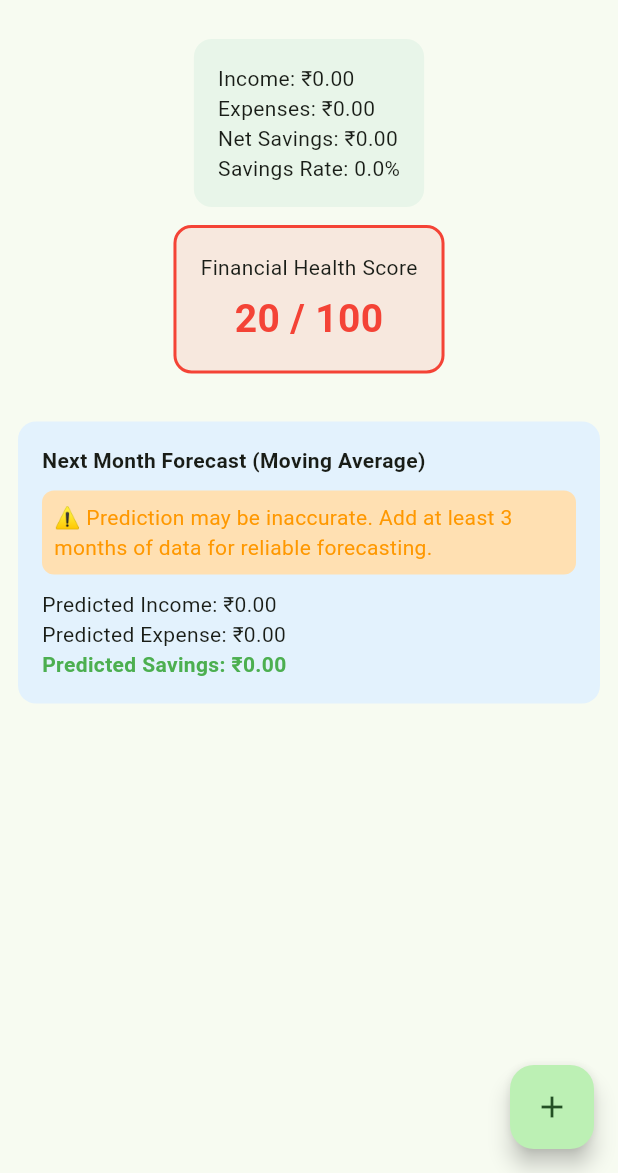
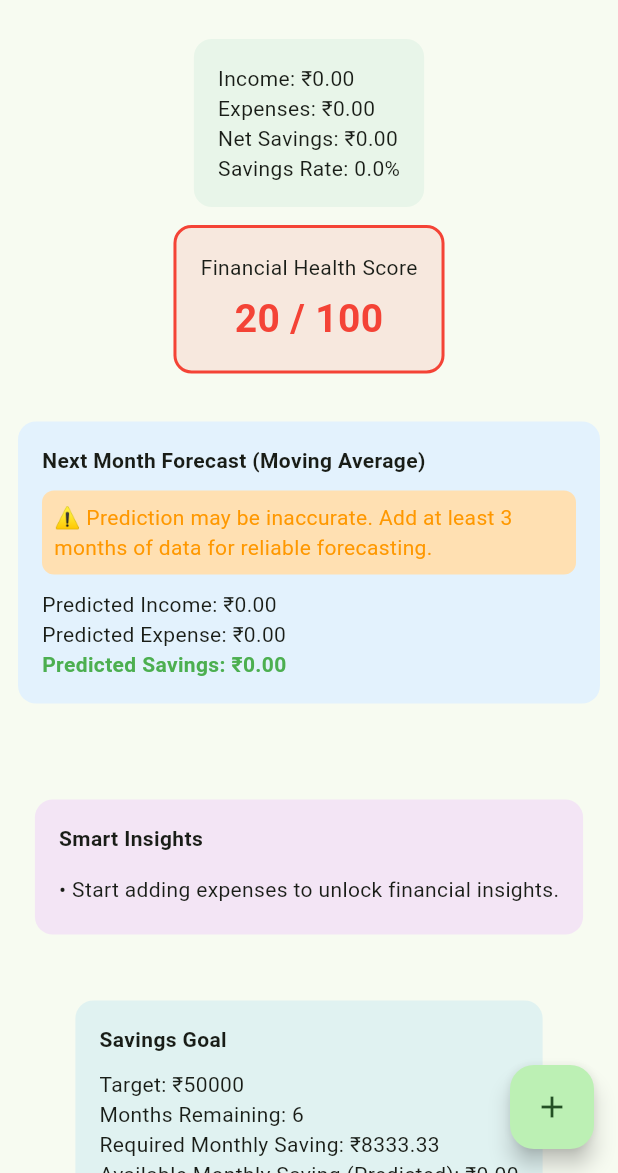
Before and after one commit to ML-CoderX/Cashlio---AI, a Flutter app: the screen it shows after launch, on a phone screen of 412 x 824 dp, the part 63-1236 px from its top. Run offline on Flutter 3.47's test engine with Material 3 defaults, Android fonts, the phone set to English and light mode, and no system bars; our stand-ins replace sqflite; accounts and stored records are empty.

Commit message:
Add insights and savings goal features to dashboard

```diff
--- /dev/null
+++ b/lib/core/ai_engine/goal_analyzer.dart
@@ -0,0 +1,33 @@
+import '../models/goal_model.dart';
+import 'financial_analyzer.dart';
+
+class GoalAnalyzer {
+  final FinancialGoal goal;
+  final FinancialAnalyzer analyzer;
+
+  GoalAnalyzer({
+    required this.goal,
+    required this.analyzer,
+  });
+
+  double get requiredMonthlySaving =>
+      goal.targetAmount / goal.monthsRemaining;
+
+  double get availableMonthlySaving =>
+      analyzer.predictedSavings;
+
+  double get stressIndex =>
+      availableMonthlySaving == 0
+          ? double.infinity
+          : requiredMonthlySaving / availableMonthlySaving;
+
+  String get status {
+    if (availableMonthlySaving <= 0) {
+      return "Unrealistic";
+    }
+    if (stressIndex <= 0.7) return "On Track";
+    if (stressIndex <= 1.0) return "Tight";
+    if (stressIndex <= 1.5) return "Risky";
+    return "Unrealistic";
+  }
+}
--- /dev/null
+++ b/lib/core/ai_engine/insight_engine.dart
@@ -0,0 +1,62 @@
+import '../models/expense_model.dart';
+import 'financial_analyzer.dart';
+
+class InsightEngine {
+  final List<Expense> expenses;
+  final FinancialAnalyzer analyzer;
+
+  InsightEngine(this.expenses)
+      : analyzer = FinancialAnalyzer(expenses);
+
+  List<String> generateInsights() {
+    List<String> insights = [];
+
+    if (expenses.isEmpty) {
+      insights.add("Start adding expenses to unlock financial insights.");
+      return insights;
+    }
+
+    // 1️⃣ Savings Rate Insight
+    if (analyzer.savingsRate < 10) {
+      insights.add(
+          "Your savings rate is below 10%. Consider reducing non-essential spending.");
+    } else if (analyzer.savingsRate >= 20) {
+      insights.add(
+          "Great job! Your savings rate is healthy at ${analyzer.savingsRate.toStringAsFixed(1)}%.");
+    }
+
+    // 2️⃣ Top Category Insight
+    final categoryTotals = <String, double>{};
+    for (var e in expenses.where((e) => e.type == "expense")) {
+      categoryTotals[e.category] =
+          (categoryTotals[e.category] ?? 0) + e.amount;
+    }
+
+    if (categoryTotals.isNotEmpty) {
+      final topCategory = categoryTotals.entries
+          .reduce((a, b) => a.value > b.value ? a : b);
+
+      final percentage =
+          analyzer.totalExpenses == 0
+              ? 0
+              : (topCategory.value / analyzer.totalExpenses) * 100;
+
+      insights.add(
+          "${topCategory.key} accounts for ${percentage.toStringAsFixed(0)}% of your expenses.");
+    }
+
+    // 3️⃣ Prediction Risk Insight
+    if (analyzer.predictedSavings < 0) {
+      insights.add(
+          "Based on current trends, you may overspend next month.");
+    }
+
+    // 4️⃣ Positive Reinforcement
+    if (analyzer.healthScore >= 80) {
+      insights.add(
+          "Your financial health is excellent. Keep maintaining this discipline.");
+    }
+
+    return insights;
+  }
+}
--- /dev/null
+++ b/lib/core/models/goal_model.dart
@@ -0,0 +1,16 @@
+class FinancialGoal {
+  final double targetAmount;
+  final DateTime targetDate;
+
+  FinancialGoal({
+    required this.targetAmount,
+    required this.targetDate,
+  });
+
+  int get monthsRemaining {
+    final now = DateTime.now();
+    int months = (targetDate.year - now.year) * 12 +
+        (targetDate.month - now.month);
+    return months <= 0 ? 1 : months;
+  }
+}
--- a/lib/features/dashboard/dashboard_screen.dart
+++ b/lib/features/dashboard/dashboard_screen.dart
@@ -3,6 +3,9 @@ import '../../core/models/expense_model.dart';
 import '../../core/services/expense_repository.dart';
 import '../../core/ai_engine/financial_analyzer.dart';
 import '../expenses/add_expense_screen.dart';
+import '../../core/ai_engine/insight_engine.dart';
+import '../../core/models/goal_model.dart';
+import '../../core/ai_engine/goal_analyzer.dart';
 
 class DashboardScreen extends StatefulWidget {
   const DashboardScreen({super.key});
@@ -38,6 +41,16 @@ class _DashboardScreenState extends State<DashboardScreen> {
   @override
   Widget build(BuildContext context) {
     final analyzer = FinancialAnalyzer(_expenses);
+    final goal = FinancialGoal(
+  targetAmount: 50000,
+  targetDate: DateTime.now().add(const Duration(days: 180)),
+);
+
+final goalAnalyzer = GoalAnalyzer(
+  goal: goal,
+  analyzer: analyzer,
+);
+    final insights = InsightEngine(_expenses).generateInsights();
     final healthColor = _healthColor(analyzer.healthScore);
 
     return Scaffold(
@@ -143,6 +156,72 @@ class _DashboardScreenState extends State<DashboardScreen> {
             ),
 
             const SizedBox(height: 20),
+const SizedBox(height: 20),
+
+// ===== INSIGHTS SECTION =====
+Container(
+  padding: const EdgeInsets.all(16),
+  margin: const EdgeInsets.all(12),
+  decoration: BoxDecoration(
+    color: Colors.purple.shade50,
+    borderRadius: BorderRadius.circular(12),
+  ),
+  child: Column(
+    crossAxisAlignment: CrossAxisAlignment.start,
+    children: [
+      const Text(
+        "Smart Insights",
+        style: TextStyle(fontWeight: FontWeight.bold),
+      ),
+      const SizedBox(height: 10),
+      ...insights.map(
+        (insight) => Padding(
+          padding: const EdgeInsets.symmetric(vertical: 4),
+          child: Text("• $insight"),
+        ),
+      ),
+    ],
+  ),
+),
+
+const SizedBox(height: 20),
+
+Container(
+  padding: const EdgeInsets.all(16),
+  margin: const EdgeInsets.all(12),
+  decoration: BoxDecoration(
+    color: Colors.teal.shade50,
+    borderRadius: BorderRadius.circular(12),
+  ),
+  child: Column(
+    crossAxisAlignment: CrossAxisAlignment.start,
+    children: [
+      const Text(
+        "Savings Goal",
+        style: TextStyle(fontWeight: FontWeight.bold),
+      ),
+      const SizedBox(height: 10),
+      Text("Target: ₹${goal.targetAmount.toStringAsFixed(0)}"),
+      Text("Months Remaining: ${goal.monthsRemaining}"),
+      Text(
+          "Required Monthly Saving: ₹${goalAnalyzer.requiredMonthlySaving.toStringAsFixed(2)}"),
+      Text(
+          "Available Monthly Saving (Predicted): ₹${goalAnalyzer.availableMonthlySaving.toStringAsFixed(2)}"),
+      const SizedBox(height: 8),
+      Text(
+        "Goal Status: ${goalAnalyzer.status}",
+        style: TextStyle(
+          fontWeight: FontWeight.bold,
+          color: goalAnalyzer.status == "On Track"
+              ? Colors.green
+              : goalAnalyzer.status == "Tight"
+                  ? Colors.orange
+                  : Colors.red,
+        ),
+      ),
+    ],
+  ),
+),
 
             // ===== EXPENSE LIST =====
             ListView.builder(
```
